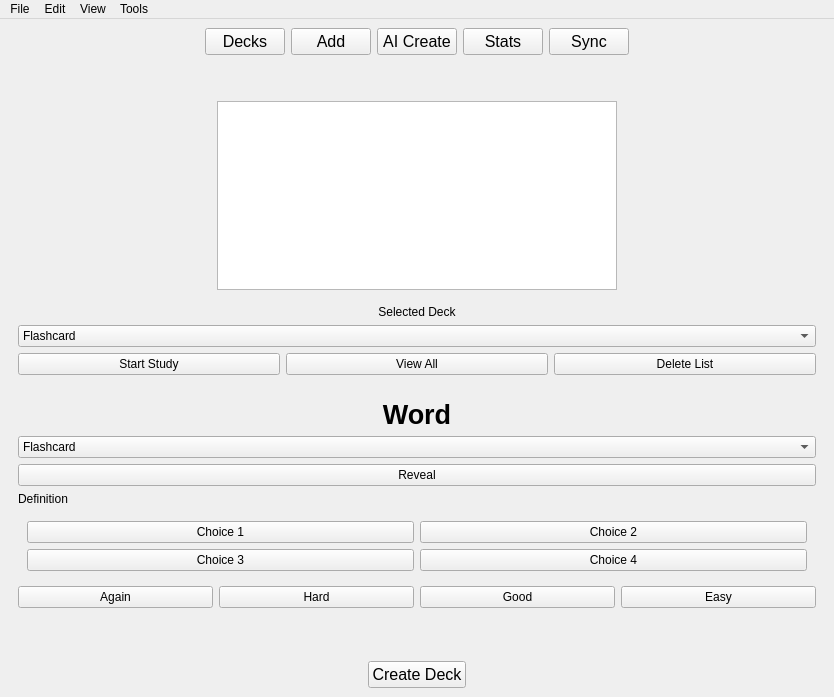
Above: Development/Source_Code/mainwindow.ui from TheSizzlingDefense/IA_Project before the change. Below: the same form after it.
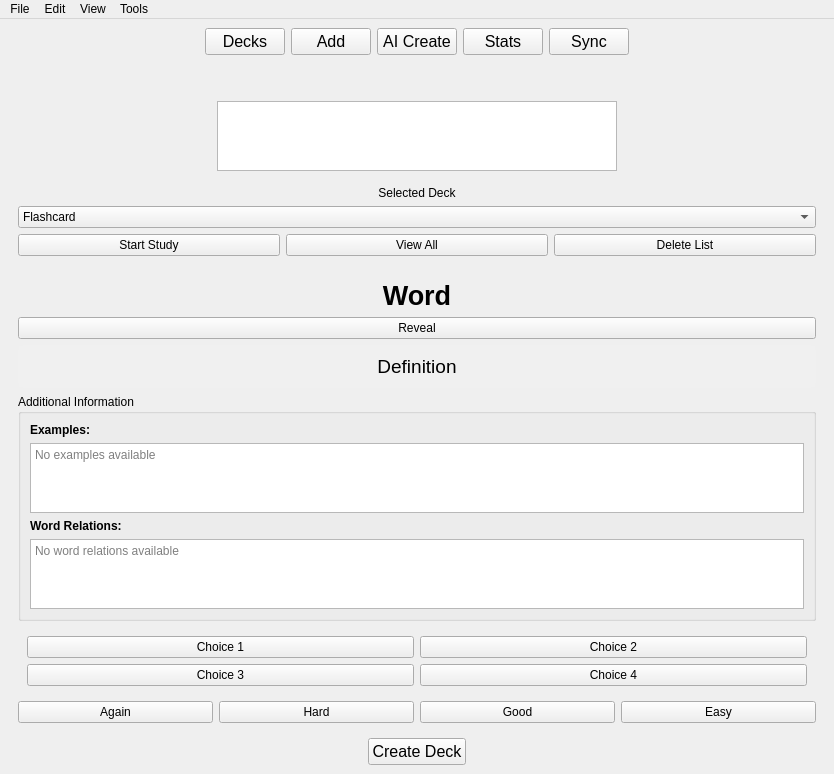
That is the form after the change.

The edit to the form file:
```diff
--- a/Development/Source_Code/mainwindow.ui
+++ b/Development/Source_Code/mainwindow.ui
@@ -266,20 +266,6 @@
          </property>
         </widget>
        </item>
-       <item>
-        <widget class="QComboBox" name="studyModeComboBox2">
-         <item>
-          <property name="text">
-           <string>Flashcard</string>
-          </property>
-         </item>
-         <item>
-          <property name="text">
-           <string>Multiple Choice</string>
-          </property>
-         </item>
-        </widget>
-       </item>
        <item>
         <widget class="QPushButton" name="revealButton">
          <property name="text">
@@ -292,14 +278,87 @@
          <property name="text">
           <string>Definition</string>
          </property>
+         <property name="alignment">
+          <set>Qt::AlignCenter</set>
+         </property>
          <property name="wordWrap">
           <bool>true</bool>
          </property>
+         <property name="styleSheet">
+          <string>font-size: 14pt; padding: 10px; background-color: #f0f0f0; border-radius: 5px;</string>
+         </property>
          <property name="visible">
           <bool>false</bool>
          </property>
         </widget>
        </item>
+       <item>
+        <widget class="QGroupBox" name="additionalInfoBox">
+         <property name="title">
+          <string>Additional Information</string>
+         </property>
+         <layout class="QVBoxLayout" name="additionalInfoLayout">
+          <item>
+           <widget class="QLabel" name="examplesLabel">
+            <property name="text">
+             <string>Examples:</string>
+            </property>
+            <property name="font">
+             <font>
+              <weight>75</weight>
+              <bold>true</bold>
+             </font>
+            </property>
+           </widget>
+          </item>
+          <item>
+           <widget class="QTextEdit" name="examplesText">
+            <property name="readOnly">
+             <bool>true</bool>
+            </property>
+            <property name="maximumSize">
+             <size>
+              <width>16777215</width>
+              <height>100</height>
+             </size>
+            </property>
+            <property name="placeholderText">
+             <string>No examples available</string>
+            </property>
+           </widget>
+          </item>
+          <item>
+           <widget class="QLabel" name="relationsLabel">
+            <property name="text">
+             <string>Word Relations:</string>
+            </property>
+            <property name="font">
+             <font>
+              <weight>75</weight>
+              <bold>true</bold>
+             </font>
+            </property>
+           </widget>
+          </item>
+          <item>
+           <widget class="QTextEdit" name="relationsText">
+            <property name="readOnly">
+             <bool>true</bool>
+            </property>
+            <property name="maximumSize">
+             <size>
+              <width>16777215</width>
+              <height>80</height>
+             </size>
+            </property>
+            <property name="placeholderText">
+             <string>No word relations available</string>
+            </property>
+           </widget>
+          </item>
+         </layout>
+        </widget>
+       </item>
        <item>
         <widget class="QWidget" name="choicesWidget">
          <layout class="QGridLayout" name="choicesGrid">
```
